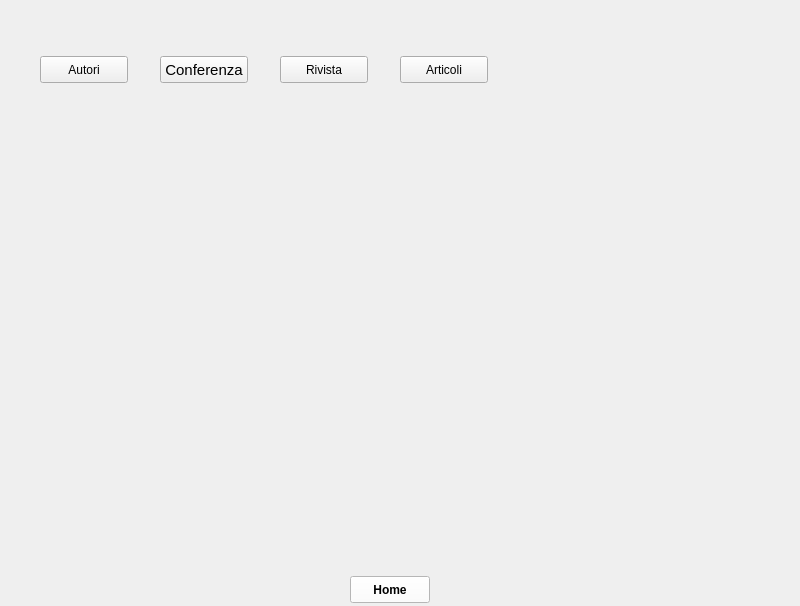
First picture: the form in Progetto/mainwindow.ui, repository Fappio97/ProjectPO, before the edit.
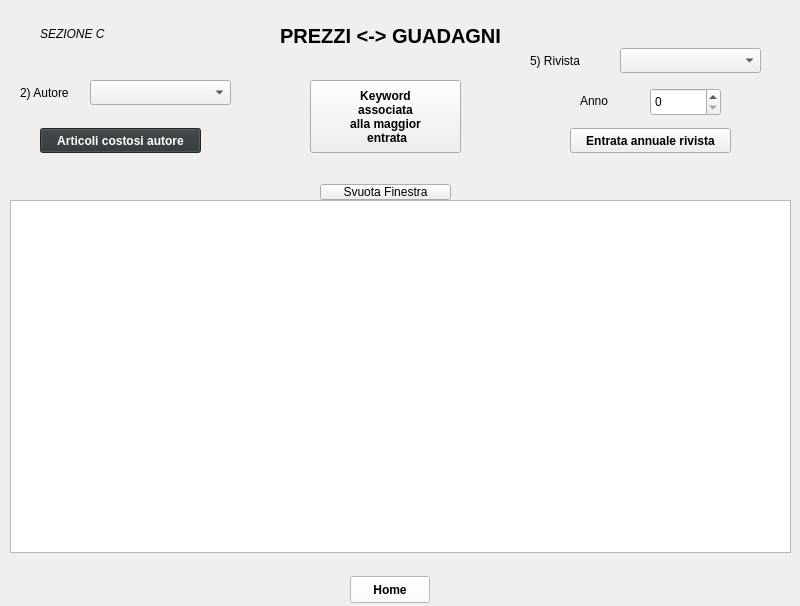
Second picture: the form after the edit. The open tabs and pages were chosen to show the change.

```diff
--- a/Progetto/mainwindow.ui
+++ b/Progetto/mainwindow.ui
@@ -99,7 +99,7 @@
      <widget class="QPushButton" name="VaiPaginaAutori">
       <property name="geometry">
        <rect>
-        <x>40</x>
+        <x>290</x>
         <y>56</y>
         <width>88</width>
         <height>27</height>
@@ -112,7 +112,7 @@
      <widget class="QPushButton" name="VaiPaginaConferenze">
       <property name="geometry">
        <rect>
-        <x>160</x>
+        <x>410</x>
         <y>56</y>
         <width>88</width>
         <height>27</height>
@@ -130,7 +130,7 @@
      <widget class="QPushButton" name="VaiPaginaRiviste">
       <property name="geometry">
        <rect>
-        <x>280</x>
+        <x>530</x>
         <y>56</y>
         <width>88</width>
         <height>27</height>
@@ -143,7 +143,7 @@
      <widget class="QPushButton" name="VaiPaginaArticoli">
       <property name="geometry">
        <rect>
-        <x>400</x>
+        <x>650</x>
         <y>56</y>
         <width>88</width>
         <height>27</height>
@@ -1590,6 +1590,409 @@
       </property>
      </widget>
     </widget>
+    <widget class="QWidget" name="PaginaVisualizzaArticoli">
+     <widget class="QLabel" name="TITLE_7">
+      <property name="geometry">
+       <rect>
+        <x>260</x>
+        <y>32</y>
+        <width>271</width>
+        <height>25</height>
+       </rect>
+      </property>
+      <property name="font">
+       <font>
+        <pointsize>15</pointsize>
+        <weight>75</weight>
+        <bold>true</bold>
+       </font>
+      </property>
+      <property name="text">
+       <string>VISUALIZZA ARTICOLI DI...</string>
+      </property>
+     </widget>
+     <widget class="QPushButton" name="VisualizzaArticoliAutore">
+      <property name="geometry">
+       <rect>
+        <x>50</x>
+        <y>128</y>
+        <width>151</width>
+        <height>25</height>
+       </rect>
+      </property>
+      <property name="font">
+       <font>
+        <weight>75</weight>
+        <bold>true</bold>
+       </font>
+      </property>
+      <property name="styleSheet">
+       <string notr="true"/>
+      </property>
+      <property name="text">
+       <string>Articoli autore</string>
+      </property>
+     </widget>
+     <widget class="QPushButton" name="SvuotaFinestra">
+      <property name="geometry">
+       <rect>
+        <x>320</x>
+        <y>184</y>
+        <width>131</width>
+        <height>16</height>
+       </rect>
+      </property>
+      <property name="text">
+       <string>Svuota Finestra</string>
+      </property>
+     </widget>
+     <widget class="QComboBox" name="StrutturaBox">
+      <property name="geometry">
+       <rect>
+        <x>350</x>
+        <y>80</y>
+        <width>141</width>
+        <height>25</height>
+       </rect>
+      </property>
+     </widget>
+     <widget class="QLabel" name="Struttura">
+      <property name="geometry">
+       <rect>
+        <x>260</x>
+        <y>80</y>
+        <width>81</width>
+        <height>25</height>
+       </rect>
+      </property>
+      <property name="text">
+       <string>3) Struttura</string>
+      </property>
+     </widget>
+     <widget class="QComboBox" name="ConferenzeBox">
+      <property name="geometry">
+       <rect>
+        <x>620</x>
+        <y>80</y>
+        <width>141</width>
+        <height>25</height>
+       </rect>
+      </property>
+     </widget>
+     <widget class="QLabel" name="Conferenza">
+      <property name="geometry">
+       <rect>
+        <x>510</x>
+        <y>80</y>
+        <width>101</width>
+        <height>25</height>
+       </rect>
+      </property>
+      <property name="text">
+       <string>4) Conferenza</string>
+      </property>
+     </widget>
+     <widget class="QPushButton" name="VisualizzaArticoliStruttura">
+      <property name="geometry">
+       <rect>
+        <x>290</x>
+        <y>128</y>
+        <width>151</width>
+        <height>25</height>
+       </rect>
+      </property>
+      <property name="font">
+       <font>
+        <weight>75</weight>
+        <bold>true</bold>
+       </font>
+      </property>
+      <property name="styleSheet">
+       <string notr="true">background-color: rgb(46, 52, 54);
+color: rgb(255, 255, 255);</string>
+      </property>
+      <property name="text">
+       <string>Articoli struttura</string>
+      </property>
+     </widget>
+     <widget class="QPushButton" name="VisualizzaArticoliConferenza">
+      <property name="geometry">
+       <rect>
+        <x>550</x>
+        <y>128</y>
+        <width>151</width>
+        <height>25</height>
+       </rect>
+      </property>
+      <property name="font">
+       <font>
+        <weight>75</weight>
+        <bold>true</bold>
+       </font>
+      </property>
+      <property name="styleSheet">
+       <string notr="true"/>
+      </property>
+      <property name="text">
+       <string>Articoli Conferenza</string>
+      </property>
+     </widget>
+     <widget class="QPlainTextEdit" name="VisualizzaArticoliDi">
+      <property name="geometry">
+       <rect>
+        <x>10</x>
+        <y>200</y>
+        <width>781</width>
+        <height>353</height>
+       </rect>
+      </property>
+     </widget>
+     <widget class="QLabel" name="SEZIONEB">
+      <property name="geometry">
+       <rect>
+        <x>40</x>
+        <y>24</y>
+        <width>81</width>
+        <height>19</height>
+       </rect>
+      </property>
+      <property name="font">
+       <font>
+        <pointsize>9</pointsize>
+        <italic>true</italic>
+       </font>
+      </property>
+      <property name="text">
+       <string>SEZIONE B</string>
+      </property>
+     </widget>
+     <widget class="QComboBox" name="AutoreBox">
+      <property name="geometry">
+       <rect>
+        <x>90</x>
+        <y>80</y>
+        <width>141</width>
+        <height>25</height>
+       </rect>
+      </property>
+     </widget>
+     <widget class="QLabel" name="Struttura_2">
+      <property name="geometry">
+       <rect>
+        <x>20</x>
+        <y>80</y>
+        <width>61</width>
+        <height>25</height>
+       </rect>
+      </property>
+      <property name="text">
+       <string>1) Autore</string>
+      </property>
+     </widget>
+    </widget>
+    <widget class="QWidget" name="PaginaPrezzi">
+     <widget class="QLabel" name="TITLE_8">
+      <property name="geometry">
+       <rect>
+        <x>280</x>
+        <y>24</y>
+        <width>221</width>
+        <height>25</height>
+       </rect>
+      </property>
+      <property name="font">
+       <font>
+        <pointsize>15</pointsize>
+        <weight>75</weight>
+        <bold>true</bold>
+       </font>
+      </property>
+      <property name="text">
+       <string>PREZZI &lt;-&gt; GUADAGNI</string>
+      </property>
+     </widget>
+     <widget class="QPushButton" name="SvuotaFinestra_2">
+      <property name="geometry">
+       <rect>
+        <x>320</x>
+        <y>184</y>
+        <width>131</width>
+        <height>16</height>
+       </rect>
+      </property>
+      <property name="text">
+       <string>Svuota Finestra</string>
+      </property>
+     </widget>
+     <widget class="QPlainTextEdit" name="VisualizzaArticoliPrezzi">
+      <property name="geometry">
+       <rect>
+        <x>10</x>
+        <y>200</y>
+        <width>781</width>
+        <height>353</height>
+       </rect>
+      </property>
+     </widget>
+     <widget class="QLabel" name="SEZIONEC">
+      <property name="geometry">
+       <rect>
+        <x>40</x>
+        <y>24</y>
+        <width>81</width>
+        <height>19</height>
+       </rect>
+      </property>
+      <property name="font">
+       <font>
+        <pointsize>9</pointsize>
+        <italic>true</italic>
+       </font>
+      </property>
+      <property name="text">
+       <string>SEZIONE C</string>
+      </property>
+     </widget>
+     <widget class="QComboBox" name="AutoreBox_2">
+      <property name="geometry">
+       <rect>
+        <x>90</x>
+        <y>80</y>
+        <width>141</width>
+        <height>25</height>
+       </rect>
+      </property>
+     </widget>
+     <widget class="QLabel" name="Rivista">
+      <property name="geometry">
+       <rect>
+        <x>530</x>
+        <y>48</y>
+        <width>71</width>
+        <height>25</height>
+       </rect>
+      </property>
+      <property name="text">
+       <string>5) Rivista</string>
+      </property>
+     </widget>
+     <widget class="QPushButton" name="ArticoliCostosiAutore">
+      <property name="geometry">
+       <rect>
+        <x>40</x>
+        <y>128</y>
+        <width>161</width>
+        <height>25</height>
+       </rect>
+      </property>
+      <property name="font">
+       <font>
+        <weight>75</weight>
+        <bold>true</bold>
+       </font>
+      </property>
+      <property name="styleSheet">
+       <string notr="true">background-color: rgb(46, 52, 54);
+color: rgb(255, 255, 255);</string>
+      </property>
+      <property name="text">
+       <string>Articoli costosi autore</string>
+      </property>
+     </widget>
+     <widget class="QPushButton" name="KeywordMaggiorGuafdagno">
+      <property name="geometry">
+       <rect>
+        <x>310</x>
+        <y>80</y>
+        <width>151</width>
+        <height>73</height>
+       </rect>
+      </property>
+      <property name="font">
+       <font>
+        <weight>75</weight>
+        <bold>true</bold>
+       </font>
+      </property>
+      <property name="styleSheet">
+       <string notr="true"/>
+      </property>
+      <property name="text">
+       <string>Keyword
+associata
+alla maggior
+ entrata</string>
+      </property>
+     </widget>
+     <widget class="QPushButton" name="EntrateRivista">
+      <property name="geometry">
+       <rect>
+        <x>570</x>
+        <y>128</y>
+        <width>161</width>
+        <height>25</height>
+       </rect>
+      </property>
+      <property name="font">
+       <font>
+        <weight>75</weight>
+        <bold>true</bold>
+       </font>
+      </property>
+      <property name="styleSheet">
+       <string notr="true"/>
+      </property>
+      <property name="text">
+       <string>Entrata annuale rivista</string>
+      </property>
+     </widget>
+     <widget class="QComboBox" name="RivistaBox">
+      <property name="geometry">
+       <rect>
+        <x>620</x>
+        <y>48</y>
+        <width>141</width>
+        <height>25</height>
+       </rect>
+      </property>
+     </widget>
+     <widget class="QLabel" name="Autore">
+      <property name="geometry">
+       <rect>
+        <x>20</x>
+        <y>80</y>
+        <width>61</width>
+        <height>25</height>
+       </rect>
+      </property>
+      <property name="text">
+       <string>2) Autore</string>
+      </property>
+     </widget>
+     <widget class="QSpinBox" name="AnnoInput">
+      <property name="geometry">
+       <rect>
+        <x>650</x>
+        <y>88</y>
+        <width>71</width>
+        <height>28</height>
+       </rect>
+      </property>
+     </widget>
+     <widget class="QLabel" name="Anno">
+      <property name="geometry">
+       <rect>
+        <x>580</x>
+        <y>88</y>
+        <width>51</width>
+        <height>25</height>
+       </rect>
+      </property>
+      <property name="text">
+       <string>Anno</string>
+      </property>
+     </widget>
+    </widget>
    </widget>
   </widget>
  </widget>
```
Left out of the diff: 88 changed lines with no effect on the pictures.
